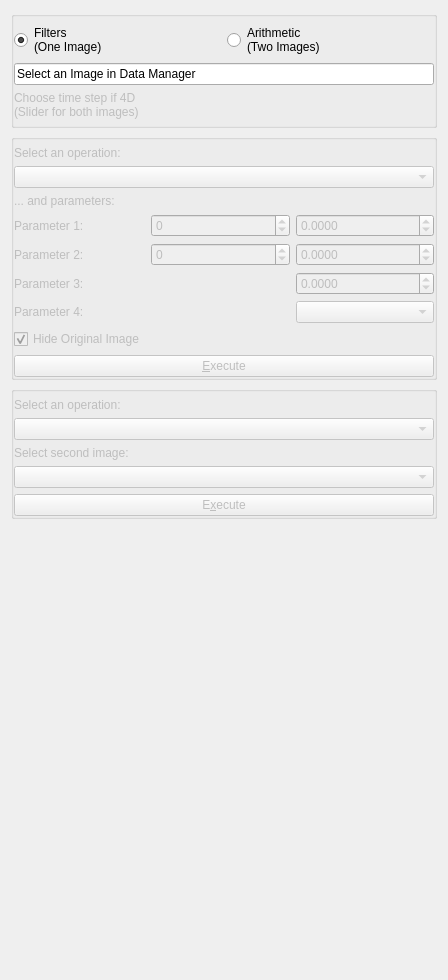
The window that Plugins/org.mitk.gui.qt.basicimageprocessing/src/internal/QmitkBasicImageProcessingViewControls.ui (MITK/MITK) describes before a commit, drawn with Qt 5.
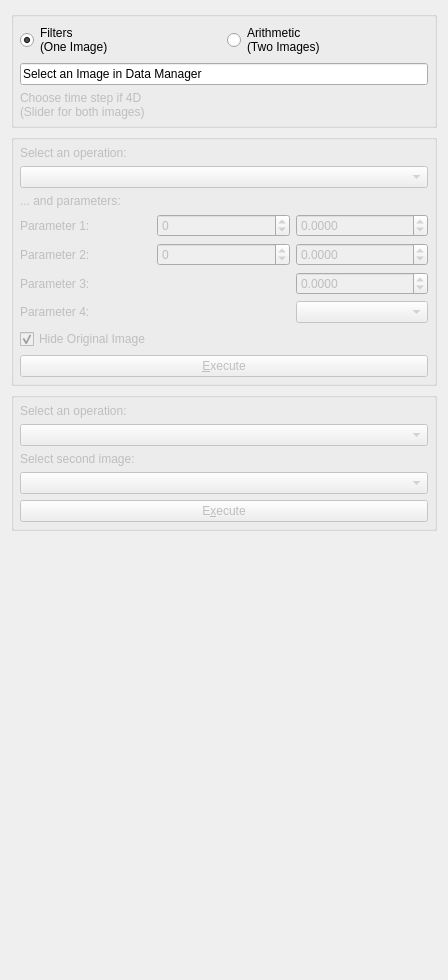
The same window after the commit. Custom widgets are drawn as their Qt base class.

Commit message: indentation added for qgroupbox and expanding for qradiobutton AUT-4199

The edit to the form file:
```diff
--- a/Plugins/org.mitk.gui.qt.basicimageprocessing/src/internal/QmitkBasicImageProcessingViewControls.ui
+++ b/Plugins/org.mitk.gui.qt.basicimageprocessing/src/internal/QmitkBasicImageProcessingViewControls.ui
@@ -24,19 +24,25 @@
      </property>
      <layout class="QGridLayout" name="gridLayout_3">
       <property name="leftMargin">
-       <number>0</number>
+       <number>6</number>
       </property>
       <property name="topMargin">
        <number>6</number>
       </property>
       <property name="rightMargin">
-       <number>0</number>
+       <number>6</number>
       </property>
       <property name="bottomMargin">
        <number>6</number>
       </property>
       <item row="0" column="0">
        <widget class="QRadioButton" name="rBOneImOp">
+        <property name="sizePolicy">
+         <sizepolicy hsizetype="Expanding" vsizetype="Fixed">
+          <horstretch>0</horstretch>
+          <verstretch>0</verstretch>
+         </sizepolicy>
+        </property>
         <property name="text">
          <string>Filters
 (One Image)</string>
@@ -48,6 +54,12 @@
       </item>
       <item row="0" column="1">
        <widget class="QRadioButton" name="rBTwoImOp">
+        <property name="sizePolicy">
+         <sizepolicy hsizetype="Expanding" vsizetype="Fixed">
+          <horstretch>0</horstretch>
+          <verstretch>0</verstretch>
+         </sizepolicy>
+        </property>
         <property name="text">
          <string>Arithmetic
 (Two Images)</string>
@@ -113,16 +125,16 @@
      </property>
      <layout class="QGridLayout" name="gridLayout_2">
       <property name="leftMargin">
-       <number>0</number>
+       <number>6</number>
       </property>
       <property name="topMargin">
        <number>6</number>
       </property>
       <property name="rightMargin">
-       <number>0</number>
+       <number>6</number>
       </property>
       <property name="bottomMargin">
-       <number>0</number>
+       <number>6</number>
       </property>
       <item row="2" column="0" colspan="2">
        <widget class="QLabel" name="tlImage2">
@@ -206,16 +218,16 @@
      </property>
      <layout class="QGridLayout" name="gridLayout">
       <property name="leftMargin">
-       <number>0</number>
+       <number>6</number>
       </property>
       <property name="topMargin">
        <number>6</number>
       </property>
       <property name="rightMargin">
-       <number>0</number>
+       <number>6</number>
       </property>
       <property name="bottomMargin">
-       <number>0</number>
+       <number>6</number>
       </property>
       <item row="0" column="0" colspan="3">
        <widget class="QLabel" name="tlWhat1">
```
